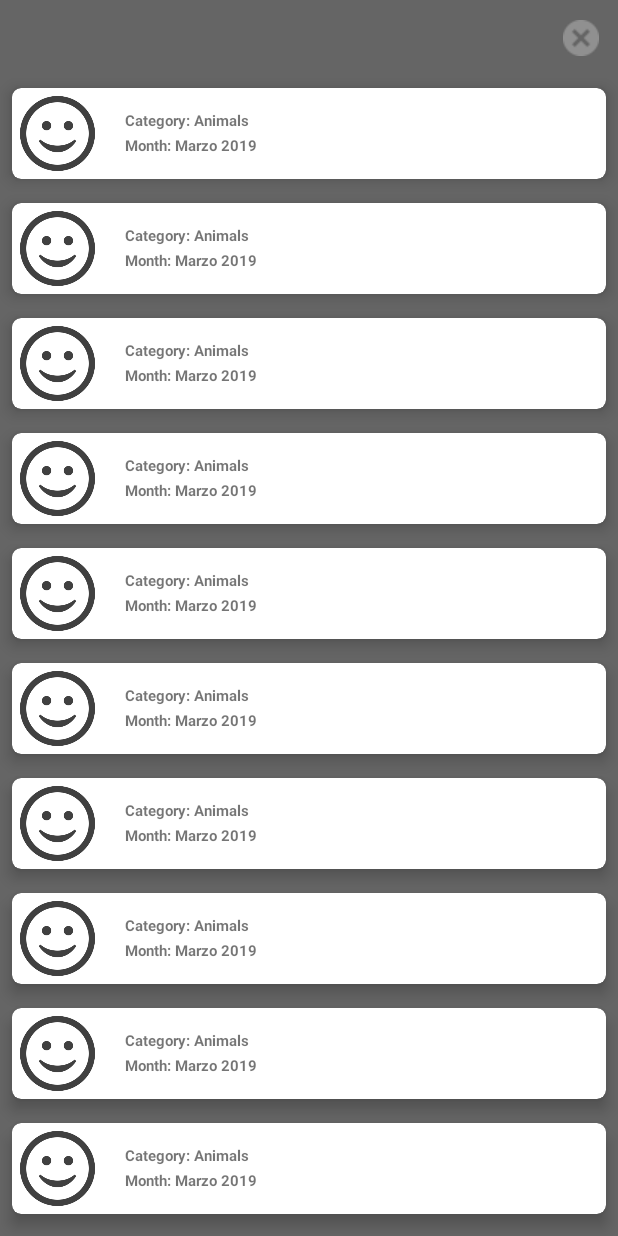
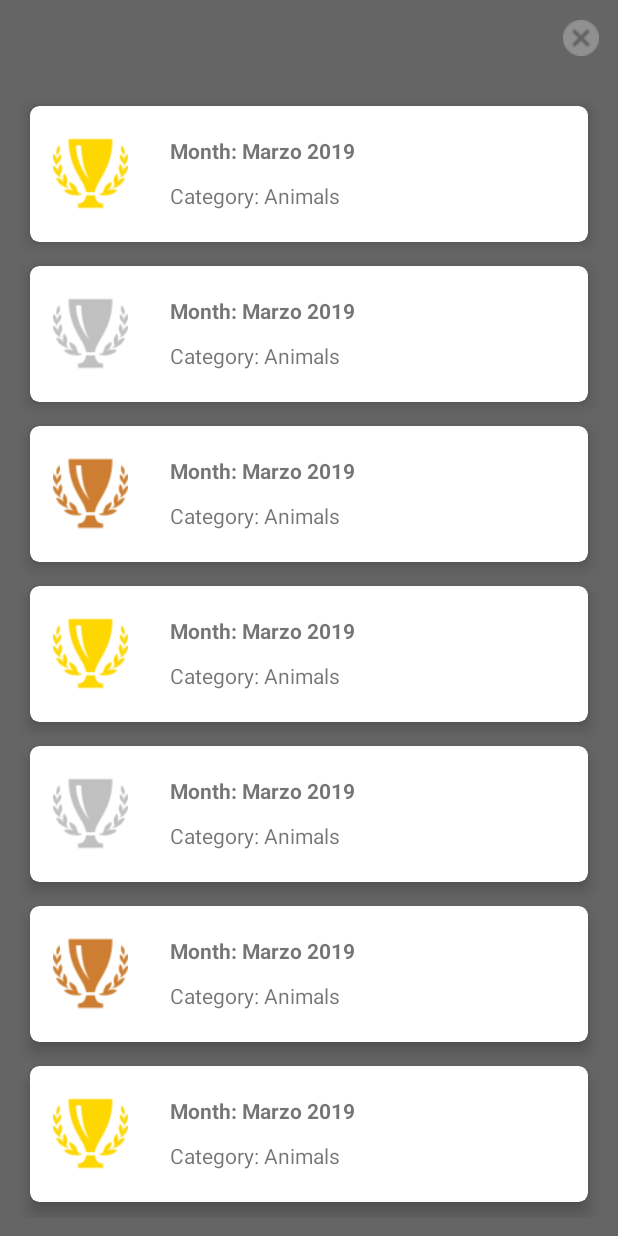
Before and after one commit to Kyru/SnapRank, an Android app: the LogrosActivity screen opened directly, with no data from a screen before it, on a phone screen of 412 x 824 dp. Run offline under Robolectric (Android 15) with nearby library versions, the phone set to English and light mode, and no system bars.

Commit message:
Logros arreglado
Con tamaños de imagen y texto correspondiente

```diff
--- a/app/src/main/java/snaprank/example/labdadm/snaprank/LogrosActivity.java
+++ b/app/src/main/java/snaprank/example/labdadm/snaprank/LogrosActivity.java
@@ -7,7 +7,9 @@ import android.support.v7.app.ActionBar;
 import android.support.v7.app.AppCompatActivity;
 import android.support.v7.widget.LinearLayoutManager;
 import android.support.v7.widget.RecyclerView;
+import android.util.TypedValue;
 import android.view.View;
+import android.widget.TextView;
 
 import java.util.ArrayList;
 import java.util.List;
@@ -18,6 +20,7 @@ public class LogrosActivity extends AppCompatActivity {
     public LogroAdapter logroAdapter;
     public RecyclerView recyclerView;
     public RecyclerView.LayoutManager layoutManager;
+    private TextView text1;
 
     @Override
     protected void onCreate(Bundle savedInstanceState) {
@@ -27,9 +30,13 @@ public class LogrosActivity extends AppCompatActivity {
 
         logroList = new ArrayList<Logro>();
 
-        for(int i = 0; i < 10; i++){
-            Logro logro = new Logro("Animals", "Marzo 2019", R.drawable.like);
+        for(int i = 0; i < 3; i++){
+            Logro logro = new Logro("Animals", "Marzo 2019", R.drawable.gold_trophy);
             logroList.add(logro);
+            Logro logro1 = new Logro("Animals", "Marzo 2019", R.drawable.silver_trophy);
+            logroList.add(logro1);
+            Logro logro2 = new Logro("Animals", "Marzo 2019", R.drawable.bronze_trophy);
+            logroList.add(logro2);
         }
 
         logroAdapter = new LogroAdapter(this, logroList);
--- a/app/src/main/java/snaprank/example/labdadm/snaprank/TODO.txt
+++ b/app/src/main/java/snaprank/example/labdadm/snaprank/TODO.txt
@@ -10,3 +10,6 @@ TODO:
 
     - Grid view
         + La imagen solo se clica si le das a un lado (parte blanca), esto hay que arreglarlo
+
+    - Activity opciones/ajustes:
+        + Para editar profile pic, name, passw...
--- a/app/src/main/res/layout/fragment_profile.xml
+++ b/app/src/main/res/layout/fragment_profile.xml
@@ -93,9 +93,9 @@
 
     <GridView
         android:id="@+id/profile_grid"
-        android:layout_marginTop="10dp"
-        android:layout_width="match_parent"
-        android:layout_height="match_parent"
+        android:layout_marginTop="20dp"
+        android:layout_width="wrap_content"
+        android:layout_height="wrap_content"
         android:layout_weight="0.45"
         android:numColumns="4"
         android:horizontalSpacing="10dp"
--- a/app/src/main/res/layout/profile_logros.xml
+++ b/app/src/main/res/layout/profile_logros.xml
@@ -20,7 +20,8 @@
         <view class="android.support.v7.widget.RecyclerView"
             android:id="@+id/rv_profile_logros"
             android:layout_width="match_parent"
-            android:layout_height="match_parent">
+            android:layout_height="match_parent"
+            android:layout_margin="12dp">
         </view>
 
 </LinearLayout>
--- a/app/src/main/res/layout/profile_logros_item.xml
+++ b/app/src/main/res/layout/profile_logros_item.xml
@@ -15,41 +15,47 @@
 
         <LinearLayout
             android:layout_width="wrap_content"
-            android:layout_height="50dp"
+            android:layout_height="wrap_content"
             android:orientation="horizontal"
-            android:layout_margin="5dp">
+            android:layout_margin="5dp"
+            android:layout_gravity="center">
 
             <ImageView
                 android:id="@+id/iv_imagen_logro"
                 android:layout_width="50dp"
                 android:layout_height="50dp"
+                android:layout_marginLeft="10dp"
                 android:src="@drawable/like" />
+
         </LinearLayout>
 
         <LinearLayout
             android:layout_width="match_parent"
-            android:layout_height="50dp"
+            android:layout_height="80dp"
             android:padding="8dp"
             android:orientation="vertical"
             android:layout_margin="5dp" >
+            <TextView
+                android:id="@+id/tv_logro_fecha_desbloqueo"
+                android:layout_width="match_parent"
+                android:layout_height="wrap_content"
+                android:layout_gravity="center"
+                android:padding="1dp"
+                android:layout_marginTop="5dp"
+                android:textSize="14dp"
+                android:textStyle="bold"
+                android:layout_marginLeft="5dp"
+                android:text="@string/logro_fecha_desbloqueo" />
             <TextView
                 android:id="@+id/tv_logro_category"
                 android:layout_width="match_parent"
                 android:layout_height="wrap_content"
                 android:padding="1dp"
                 android:layout_gravity="center"
-                android:textSize="10sp"
-                android:textStyle="bold"
+                android:layout_marginTop="8dp"
+                android:layout_marginLeft="5dp"
+                android:textSize="14dp"
                 android:text="@string/logro_categoria"/>
-            <TextView
-                android:id="@+id/tv_logro_fecha_desbloqueo"
-                android:layout_width="match_parent"
-                android:layout_height="wrap_content"
-                android:layout_gravity="center"
-                android:padding="1dp"
-                android:textSize="10sp"
-                android:textStyle="bold"
-                android:text="@string/logro_fecha_desbloqueo" />
 
         </LinearLayout>
 
--- a/build.gradle
+++ b/build.gradle
@@ -7,7 +7,7 @@ buildscript {
 
     }
     dependencies {
-        classpath 'com.android.tools.build:gradle:3.3.0'
+        classpath 'com.android.tools.build:gradle:3.3.2'
 
         // NOTE: Do not place your application dependencies here; they belong
         // in the individual module build.gradle files
```
Also changed, not shown: app/src/main/res/layout/fragment_home.xml (+12 -2 lines), app/src/main/res/layout/profile_grid_item.xml (+3 -5 lines), app/src/main/res/drawable/bronze_trophy.png (added), app/src/main/res/drawable/gold_trophy.png (added), app/src/main/res/drawable/silver_trophy.png (added), 5 other files.
